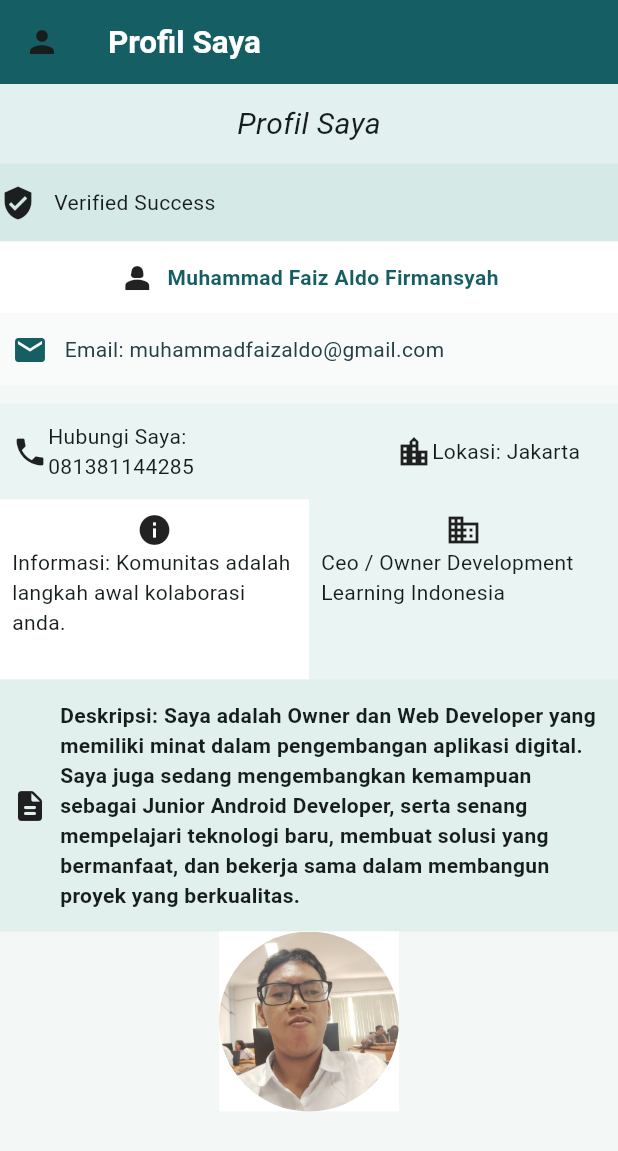
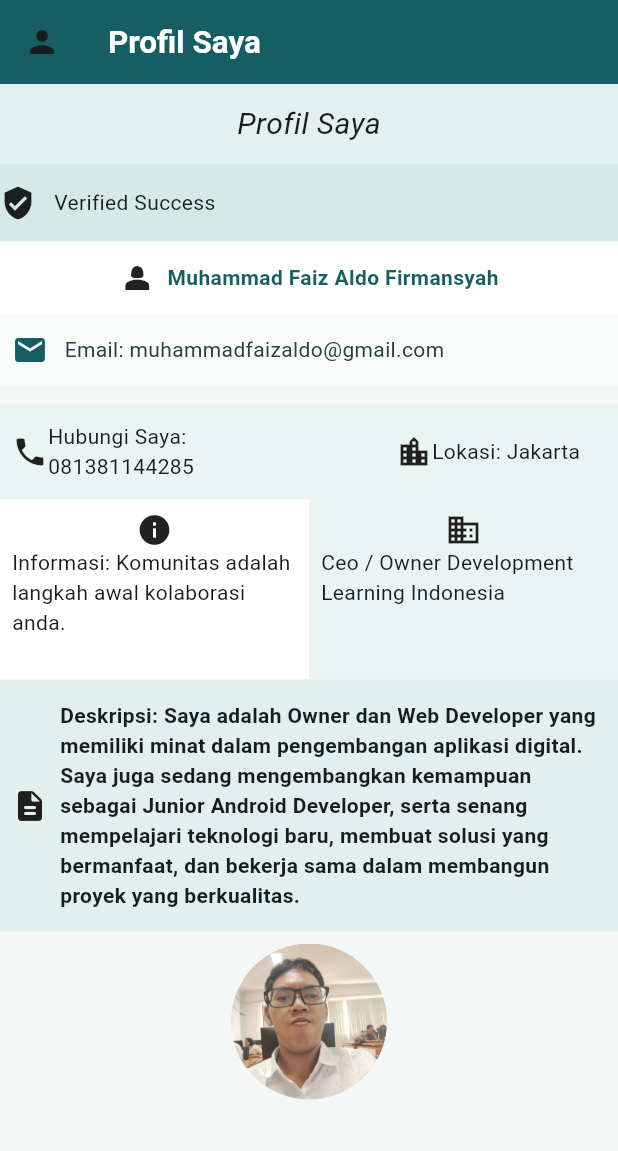
Before and after one commit to FaizAldo/ppkdju_faiz26, a Flutter app: the screen it shows after launch, on a phone screen of 412 x 824 dp. Shown: the top 1151 px of the screen. Run offline on Flutter 3.47's test engine with Material 3 defaults, Android fonts, the light colour scheme and no system bars.

Commit message:
layout file done

```diff
--- a/lib/tugas_flutter2/profil_layout.dart
+++ b/lib/tugas_flutter2/profil_layout.dart
@@ -172,12 +172,14 @@ class ProfilLayout extends StatelessWidget {
               SizedBox(
                 width: 120,
                 height: 120,
-                child: Container(
-                  color: Colors.white,
-                  child: ClipOval(
-                    child: Image.asset(
-                      "assets/images/profile.jpeg",
-                      fit: BoxFit.cover,
+                child: Padding(
+                  padding: const EdgeInsets.all(8.0),
+                  child: Container(
+                    child: ClipOval(
+                      child: Image.asset(
+                        "assets/images/profile.jpeg",
+                        fit: BoxFit.cover,
+                      ),
                     ),
                   ),
                 ),
```
